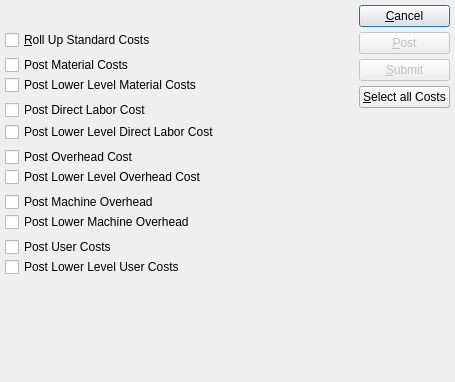
First picture: the form in guiclient/postCostsByItem.ui, repository Pegasus-RPG/xtuple-client, before the edit.
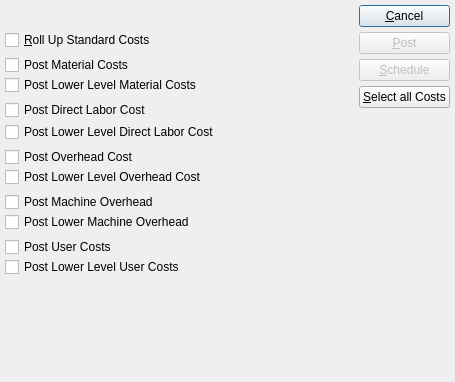
Second picture: the form after the edit. Custom widgets are drawn as their Qt base class.

```diff
--- a/guiclient/postCostsByItem.ui
+++ b/guiclient/postCostsByItem.ui
@@ -526,7 +526,7 @@
             <bool>false</bool>
            </property>
            <property name="text" >
-            <string>&amp;Submit</string>
+            <string>&amp;Schedule</string>
            </property>
           </widget>
          </item>
```
